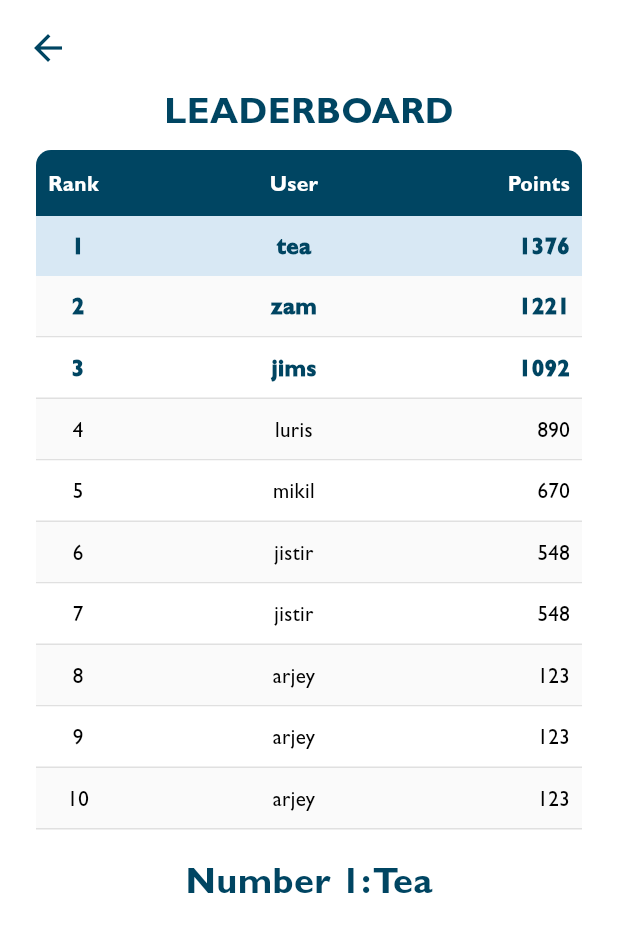
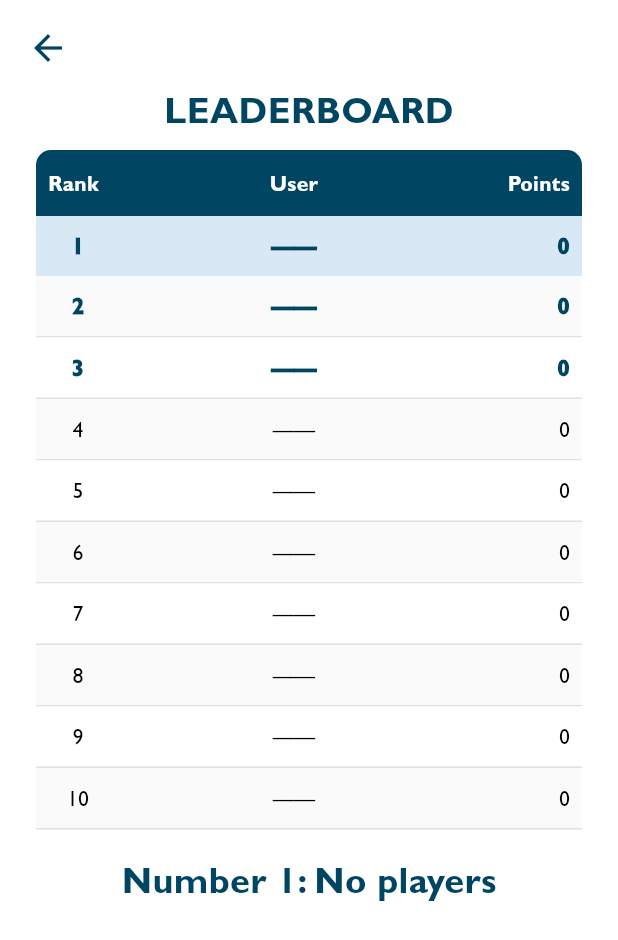
Before and after one commit to Teaz7/cozytask, a Flutter app: the LeaderBoardPage screen opened directly, on a phone screen of 412 x 824 dp. Shown: the top 940 px of the screen. Run offline on Flutter 3.47's test engine with Material 3 defaults, Android fonts, the phone set to English and light mode, and no system bars; our stand-ins replace image_picker, sqflite, table_calendar; accounts and stored records are empty.

Commit message:
james leaderboard
leaderBoard

```diff
--- a/cozytask/lib/LeaderBoard.dart
+++ b/cozytask/lib/LeaderBoard.dart
@@ -1,41 +1,6 @@
 import 'package:flutter/material.dart';
-
-void main() => runApp(const MaterialApp(home: LeaderBoardPage()));
-
-class Player {
-  final String id;
-  final String name;
-  final int score;
-  const Player(this.id, this.name, this.score);
-}
-
-class LeaderboardRepo {
-  static Future<List<Player>> fetchLeaderboard() async {
-    await Future.delayed(const Duration(milliseconds: 400));
-
-    final raw = <Player>[
-      Player('u4', 'tea', 1376),
-      Player('u2', 'zam', 1221),
-      Player('u7', 'jims', 1092),
-      Player('u5', 'luris', 890),
-      Player('u1', 'mikil', 670),
-      Player('u6', 'jistir', 548),
-      Player('u3', 'arjey', 123),
-      Player('u3', 'arjey', 123),
-      Player('u3', 'arjey', 123),
-      Player('u3', 'arjey', 123),
-      Player('u6', 'jistir', 548),
-    ]..sort((a, b) => b.score.compareTo(a.score));
-
-    final top10 = raw.take(10).toList();
-
-    while (top10.length < 10) {
-      top10.add(Player('', '——', 0));
-    }
-
-    return top10;
-  }
-}
+import 'package:cozytask/database/dbHelper.dart';
+import 'package:cozytask/database/models/userLeaderboardModel.dart'; // ✅ Correct import
 
 class LeaderBoardPage extends StatelessWidget {
   const LeaderBoardPage({super.key});
@@ -48,11 +13,10 @@ class LeaderBoardPage extends StatelessWidget {
       body: SafeArea(
         child: Column(
           children: <Widget>[
-            // header bar -------------------------------------------------------
+            // Header
             Column(
               crossAxisAlignment: CrossAxisAlignment.start,
               children: [
-                // 1. Arrow: ALIGNED LEFT
                 Align(
                   alignment: Alignment.centerLeft,
                   child: Padding(
@@ -67,8 +31,6 @@ class LeaderBoardPage extends StatelessWidget {
                     ),
                   ),
                 ),
-
-                // 2. Title: CENTERED
                 const Center(
                   child: Padding(
                     padding: EdgeInsets.only(bottom: 10),
@@ -85,10 +47,11 @@ class LeaderBoardPage extends StatelessWidget {
               ],
             ),
 
-            // table + banner ---------------------------------------------------
+            // Data Table
             Expanded(
-              child: FutureBuilder<List<Player>>(
-                future: LeaderboardRepo.fetchLeaderboard(),
+              child: FutureBuilder<List<UserLeaderboard>>(
+                // ✅ Correct type
+                future: DBHelper.instance.fetchLeaderboardUsers(),
                 builder: (context, snapshot) {
                   if (snapshot.connectionState == ConnectionState.waiting) {
                     return const Center(child: CircularProgressIndicator());
@@ -96,27 +59,33 @@ class LeaderBoardPage extends StatelessWidget {
                   if (snapshot.hasError) {
                     return Center(child: Text('Error: ${snapshot.error}'));
                   }
-                  if (!snapshot.hasData || snapshot.data!.isEmpty) {
-                    return const Center(child: Text('No data'));
+
+                  // Get users or pad with empty slots
+                  final users = snapshot.data ?? [];
+                  final topUsers = users.take(10).toList();
+
+                  while (topUsers.length < 10) {
+                    topUsers.add(
+                      UserLeaderboard(userName: '——', userPoints: 0),
+                    ); // ✅ Correct constructor
                   }
 
-                  final players = snapshot.data!;
-                  final topPlayerName = players.first.name;
+                  final topUserName = users.isNotEmpty
+                      ? users.first.userName
+                      : 'No players'; // ✅ Use userName
 
                   return SingleChildScrollView(
                     padding: const EdgeInsets.symmetric(horizontal: 24),
                     child: Column(
                       children: [
                         _header(),
-
-                        ...players.asMap().entries.map(
-                          (e) => _row(index: e.key, player: e.value),
+                        ...topUsers.asMap().entries.map(
+                          (e) => _row(index: e.key, user: e.value),
                         ),
-
                         Padding(
                           padding: const EdgeInsets.all(16),
                           child: Text(
-                            'Number 1: ${topPlayerName[0].toUpperCase()}${topPlayerName.substring(1)}',
+                            'Number 1: ${topUserName.isNotEmpty ? "${topUserName[0].toUpperCase()}${topUserName.substring(1)}" : "No players"}',
                             style: const TextStyle(
                               color: primaryColor,
                               fontSize: 24,
@@ -173,18 +142,12 @@ class LeaderBoardPage extends StatelessWidget {
     ),
   );
 
-  // --- UPDATED ROW LOGIC ---
-  Widget _row({required int index, required Player player}) {
+  Widget _row({required int index, required UserLeaderboard user}) {
+    // ✅ Correct type
     final isTopThree = index < 3;
-    // 1. Determine Background Color
-    Color rowColor;
-    if (index == 0) {
-      // Rank 1 gets the special light blue color
-      rowColor = const Color(0xFFd8e8f4);
-    } else {
-      // The rest use zebra striping
-      rowColor = index.isEven ? Colors.white : Colors.grey.shade50;
-    }
+    Color rowColor = index == 0
+        ? const Color(0xFFd8e8f4)
+        : (index.isEven ? Colors.white : Colors.grey.shade50);
 
     final textStyle = TextStyle(
       fontWeight: isTopThree ? FontWeight.w900 : FontWeight.normal,
@@ -195,11 +158,10 @@ class LeaderBoardPage extends StatelessWidget {
     return Column(
       children: [
         Container(
-          color: rowColor, // <--- Applied here
+          color: rowColor,
           height: 40,
           padding: const EdgeInsets.symmetric(horizontal: 8),
           child: Row(
-            crossAxisAlignment: CrossAxisAlignment.center,
             children: [
               SizedBox(
                 width: 40,
@@ -207,24 +169,22 @@ class LeaderBoardPage extends StatelessWidget {
               ),
               Expanded(
                 child: Text(
-                  player.name,
+                  user.userName,
                   textAlign: TextAlign.center,
                   style: textStyle,
                 ),
-              ),
+              ), // ✅ Use userName
               SizedBox(
                 width: 60,
                 child: Text(
-                  '${player.score}',
+                  '${user.userPoints}',
                   textAlign: TextAlign.right,
                   style: textStyle,
                 ),
-              ),
+              ), // ✅ Use userPoints
             ],
           ),
         ),
-        // Only show divider if it's NOT the special rank 1 row,
-        // to make the color block look cleaner.
         if (index != 0) Divider(height: 1, color: Colors.grey.shade300),
       ],
     );
--- a/cozytask/lib/database/dbHelper.dart
+++ b/cozytask/lib/database/dbHelper.dart
@@ -6,6 +6,7 @@ import 'models/userModel.dart';
 import 'models/calendarModel.dart';
 import 'models/storeModel.dart';
 import 'models/productModel.dart';
+import 'models/userLeaderboardModel.dart';
 
 class DBHelper {
   static final DBHelper instance = DBHelper._init();
@@ -300,4 +301,18 @@ class DBHelper {
     final db = await instance.database;
     return await db.delete("subtask", where: "SUBTASK_ID = ?", whereArgs: [id]);
   }
+
+  // In lib/database/dbHelper.dart
+
+  Future<List<UserLeaderboard>> fetchLeaderboardUsers() async {
+    final db = await instance.database;
+
+    final result = await db.query(
+      'USER', // Adjust this table name if needed
+      orderBy: 'USER_Points DESC', // Make sure this column exists
+      limit: 10,
+    );
+
+    return result.map((map) => UserLeaderboard.fromMap(map)).toList();
+  }
 }
--- /dev/null
+++ b/cozytask/lib/database/models/userLeaderboardModel.dart
@@ -0,0 +1,36 @@
+class UserLeaderboard {
+  final int? userId;
+  final String userName;
+  final int userPoints;
+
+  UserLeaderboard({
+    this.userId,
+    required this.userName,
+    required this.userPoints,
+  });
+
+  // Factory constructor to create from database map
+  // Adjust column names to match your actual database schema
+  factory UserLeaderboard.fromMap(Map<String, dynamic> map) {
+    return UserLeaderboard(
+      userId: map['USER_ID'] ?? map['id'], // Try both common patterns
+      userName: map['USER_Name'] ?? map['name'] ?? 'Unknown',
+      userPoints: map['USER_Points'] ?? map['points'] ?? 0,
+    );
+  }
+
+  // Convert back to map for database operations
+  Map<String, dynamic> toMap() {
+    return {
+      'USER_ID': userId,
+      'USER_Name': userName,
+      'USER_Points': userPoints,
+    };
+  }
+
+  // Helper for display (capitalize first letter)
+  String get displayName {
+    if (userName.isEmpty || userName == '——') return userName;
+    return userName[0].toUpperCase() + userName.substring(1);
+  }
+}
--- a/cozytask/lib/main.dart
+++ b/cozytask/lib/main.dart
@@ -24,7 +24,7 @@ class MainPage extends StatelessWidget {
         primarySwatch: Colors.blue,
         fontFamily: 'GillSansMT',
       ),
-      home: Scaffold(body: Center(child: const AdminDashboardPage())),
+      home: Scaffold(body: Center(child: const Login())),
       debugShowCheckedModeBanner: false,
     );
   }
```
